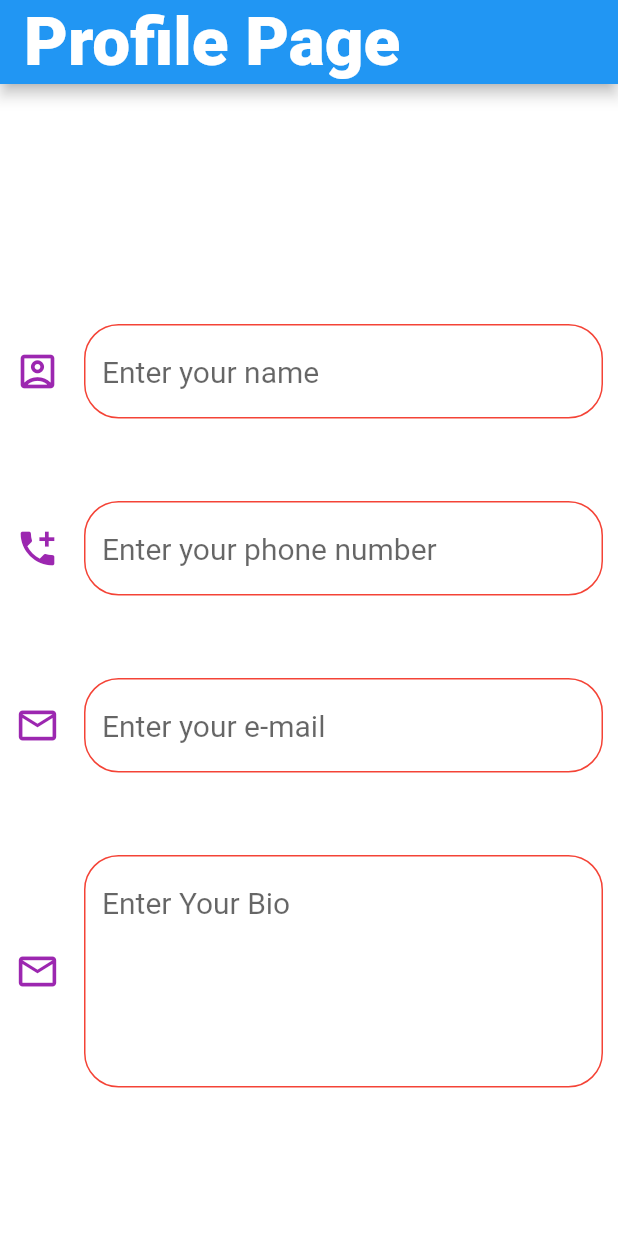
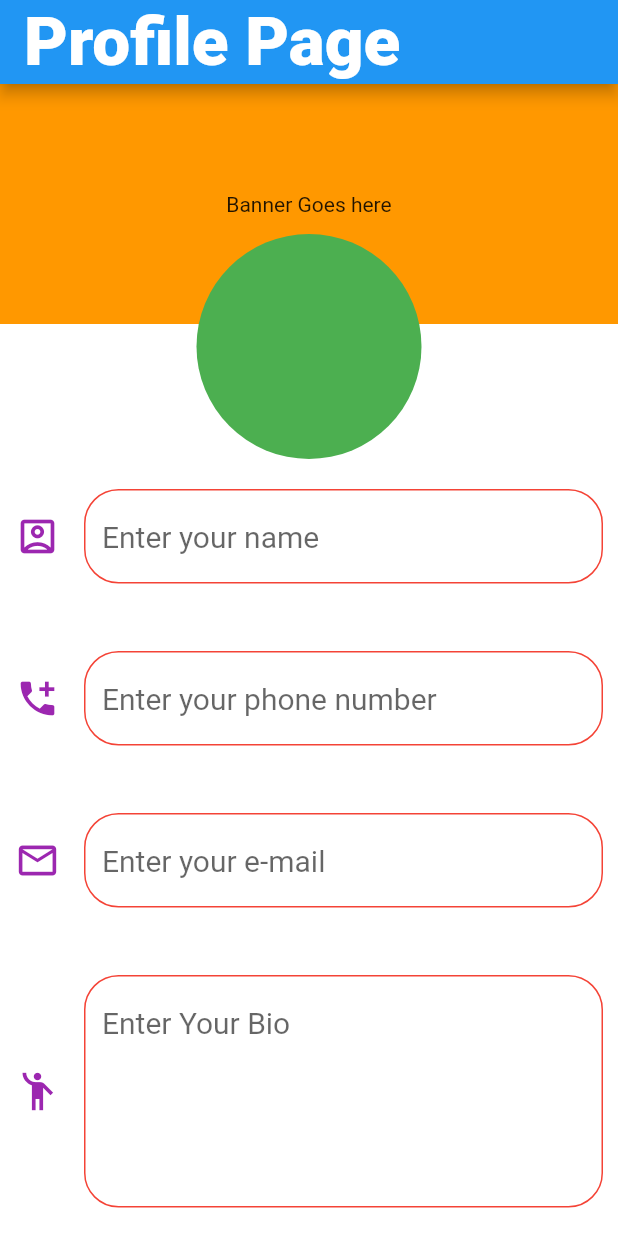
Before and after one commit to ozlerege/approachablegeek, a Flutter app: the screen it shows after launch, on a phone screen of 412 x 824 dp. Run offline on Flutter 3.47's test engine with Material 2 defaults, Android fonts, the light colour scheme and no system bars; Roboto replaces fonts that are missing (NerkoOne).

Commit message:
profile picture and banner feature draft

```diff
--- a/lib/main.dart
+++ b/lib/main.dart
@@ -22,10 +22,21 @@ class MyApp extends StatelessWidget {
             fontFamily: "NerkoOne",
           ),),
         ),
-        body: Column(
+        body: Stack(
+          alignment: Alignment.center,
           children: [
-            SizedBox(
-              height: 150,
+            Column(
+              children: [
+                Container(
+                  height: 160,
+                  color: Colors.orange,
+                  child: Center(
+                    child: Text("Banner Goes here"),
+                  ),
+                ),
+                Expanded(child: Column(
+                children: [SizedBox(
+                  height: 100,
                 ),
                   Padding(
                     padding: EdgeInsets.all(10),
@@ -68,7 +79,7 @@ class MyApp extends StatelessWidget {
                   ),
 
                   SizedBox(
-              height: 35,
+                    height: 25,
                   ),
                   Padding(
                     padding: EdgeInsets.all(10),
@@ -109,7 +120,7 @@ class MyApp extends StatelessWidget {
                     ),
                   ),
                   SizedBox(
-              height: 35,
+                    height: 25,
                   ),
                   Padding(
                     padding: EdgeInsets.all(10),
@@ -152,7 +163,7 @@ class MyApp extends StatelessWidget {
                     ),
                   ),
                   SizedBox(
-              height: 35,
+                    height: 25,
                   ),
                   Padding(
                     padding: EdgeInsets.all(10),
@@ -186,7 +197,7 @@ class MyApp extends StatelessWidget {
                               ),
                             ),
                             icon: Icon(
-                        Icons.email_outlined,
+                              Icons.emoji_people_outlined,
                               color:Colors.purple,
                               size: 30,
                             ),
@@ -199,8 +210,25 @@ class MyApp extends StatelessWidget {
                     ),
 
                   ),
-]
+
+                ],
+                ))
+              ],
+
             ),
+            Positioned(
+              top: 100,
+                child: Container(
+              height: 150,
+              width: 150,
+              decoration: BoxDecoration(
+                shape: BoxShape.circle,
+                color: Colors.green,
+              ),
+            ))
+          ],
+        )
+
       ),
     );
   }
```
Lines whose indentation alone changed are shown as unchanged.
